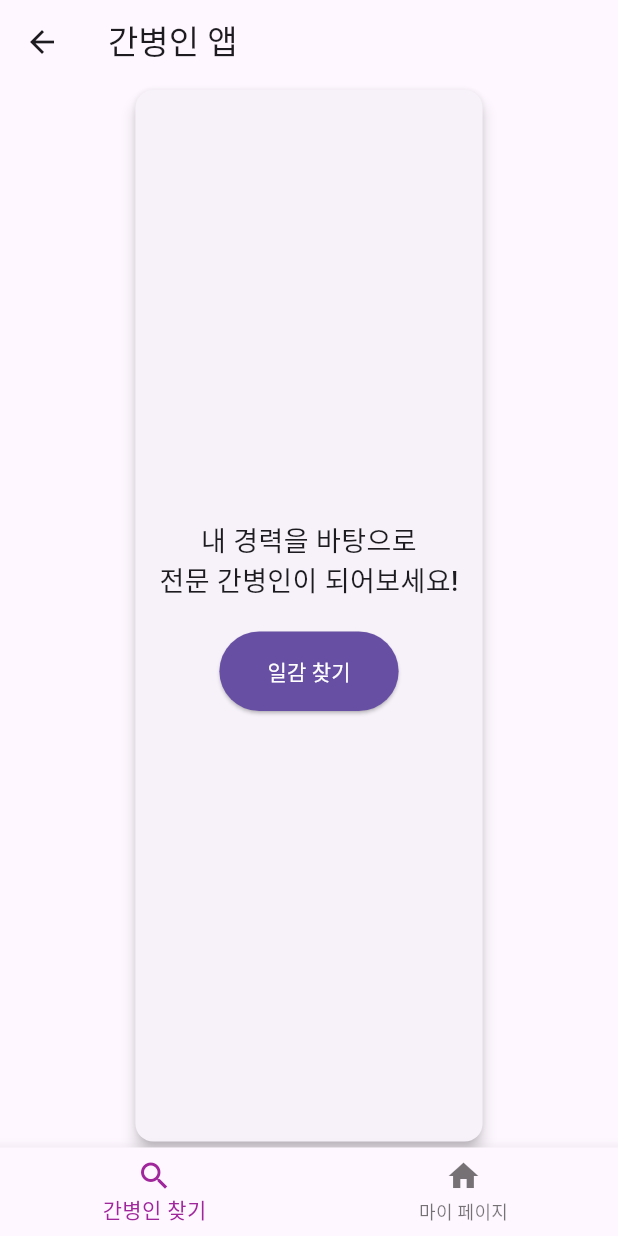
After one commit to Isoards/android_final_project, a Flutter app: the CaregiverHomePage screen opened by its route, on a phone screen of 412 x 824 dp. The commit adds this screen. Run offline on Flutter 3.47's test engine with Material 3 defaults, Android fonts, the phone set to English and light mode, and no system bars; our stand-ins replace supabase_flutter; accounts and stored records are empty.

Commit message:
폴더 구조 수정

```diff
--- a/lib/pages/auth/user_login_page.dart
+++ b/lib/pages/auth/user_login_page.dart
@@ -1,13 +1,13 @@
 import 'package:flutter/material.dart';
-import 'user_login_form.dart';
-import 'caregiver_login_form.dart';
+import 'widgets/user_login_form.dart';
+import 'widgets/caregiver_login_form.dart';
 import 'package:android_final_project/pages/register/register_page.dart';
 
 class UserLoginPage extends StatefulWidget {
   const UserLoginPage({super.key});
 
   @override
-  _UserLoginPageState createState() => _UserLoginPageState();
+  State<UserLoginPage> createState() => _UserLoginPageState();
 }
 
 class _UserLoginPageState extends State<UserLoginPage> {
--- /dev/null
+++ b/lib/pages/home/caregiver_home_page.dart
@@ -0,0 +1,88 @@
+import 'package:flutter/material.dart';
+
+class CaregiverHomePage extends StatefulWidget {
+  const CaregiverHomePage({super.key});
+
+  @override
+  State<CaregiverHomePage> createState() => _CaregiverHomePageState();
+}
+
+class _CaregiverHomePageState extends State<CaregiverHomePage> {
+  // 선택된 인덱스를 추적하기 위한 상태 변수
+  int _selectedIndex = 0;
+
+  // 탭 선택 시 호출될 함수
+  void _onItemTapped(int index) {
+    setState(() {
+      _selectedIndex = index;
+    });
+  }
+
+  @override
+  Widget build(BuildContext context) {
+    return Scaffold(
+      appBar: AppBar(
+        title: const Text('간병인 앱'),
+      ),
+      body: Center(
+        child: Column(
+          crossAxisAlignment: CrossAxisAlignment.center,
+          mainAxisAlignment: MainAxisAlignment.center,
+          children: [
+            Expanded(
+              child: Card(
+                elevation: 4,
+                child: Padding(
+                  padding: const EdgeInsets.all(16.0),
+                  child: Column(
+                    mainAxisAlignment: MainAxisAlignment.center,
+                    children: [
+                      const Text(
+                        '내 경력을 바탕으로 \n전문 간병인이 되어보세요!',
+                        textAlign: TextAlign.center,
+                        style: TextStyle(
+                          fontSize: 18,
+                          fontWeight: FontWeight.w500,
+                        ),
+                      ),
+                      const SizedBox(height: 20),
+                      ElevatedButton(
+                        onPressed: () {},
+                        style: ElevatedButton.styleFrom(
+                          padding: const EdgeInsets.symmetric(
+                            horizontal: 32,
+                            vertical: 16,
+                          ),
+                          backgroundColor: Theme.of(context).primaryColor,
+                        ),
+                        child: const Text(
+                          '일감 찾기',
+                          style: TextStyle(color: Colors.white),
+                        ),
+                      ),
+                    ],
+                  ),
+                ),
+              ),
+            ),
+          ],
+        ),
+      ),
+      bottomNavigationBar: BottomNavigationBar(
+        items: const <BottomNavigationBarItem>[
+          BottomNavigationBarItem(
+            icon: Icon(Icons.search),
+            label: '간병인 찾기',
+          ),
+          BottomNavigationBarItem(
+            icon: Icon(Icons.home),
+            label: '마이 페이지',
+          )
+        ],
+        currentIndex: _selectedIndex,
+        selectedItemColor: const Color.fromARGB(255, 159, 38, 155),
+        onTap: _onItemTapped,
+      ),
+    );
+  }
+}
--- a/lib/services/auth_service.dart
+++ b/lib/services/auth_service.dart
@@ -1,5 +1,5 @@
 import 'package:supabase_flutter/supabase_flutter.dart';
-import 'package:android_final_project/database/models/user_model.dart';
+import 'package:android_final_project/models/user_model.dart';
 
 class AuthService {
   final _client = Supabase.instance.client;
@@ -19,7 +19,6 @@ class AuthService {
         return UserModel(
           id: response.user!.id,
           email: response.user!.email!,
-          // 필요한 경우 추가 정보 조회
         );
       }
       return null;
```
Also changed, not shown: lib/pages/auth/widgets/caregiver_login_form.dart (renamed from lib/pages/auth/user_login_form.dart, +7 -10 lines), lib/pages/auth/widgets/user_login_form.dart (renamed from lib/pages/auth/caregiver_login_form.dart, +10 -7 lines), lib/pages/search/widgets/patient_form.dart (added, +136 -0 lines), lib/models/user_model.dart (renamed from lib/database/models/user_model.dart), lib/pages/mypage/profile_page.dart (added), lib/pages/profile_page.dart (deleted).
